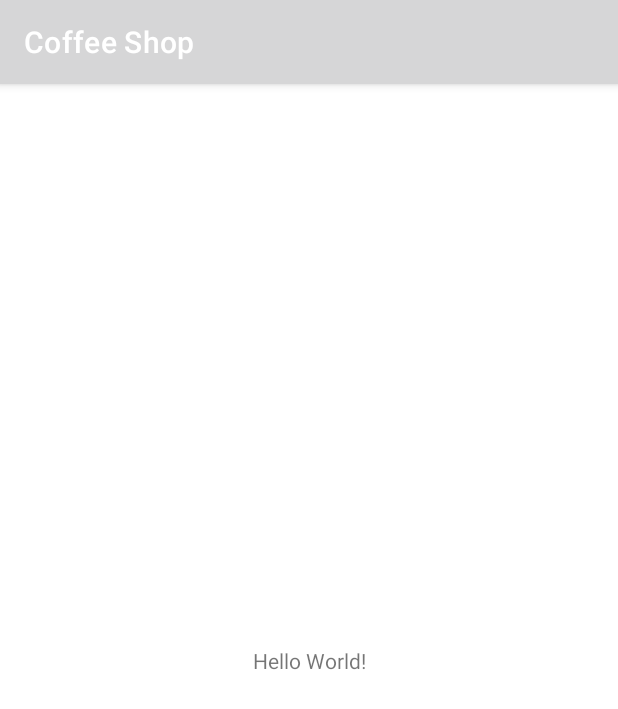
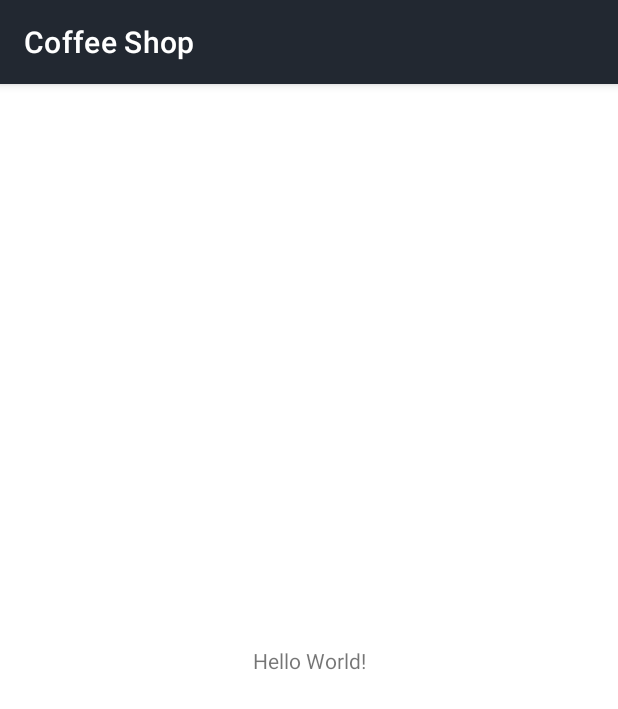
Before and after one commit to temyco/coffee-shop-kotlin, an Android app: the screen it shows after launch (MainActivity), on a phone screen of 412 x 824 dp. Shown: the top 709 px of the screen. Run offline under Robolectric (Android 15) with nearby library versions, the phone set to English and light mode, and no system bars.

Commit message:
Update app theme

```diff
--- a/app/src/main/res/values-night/themes.xml
+++ /dev/null
@@ -1,16 +0,0 @@
-<resources xmlns:tools="http://schemas.android.com/tools">
-    <!-- Base application theme. -->
-    <style name="Theme.CoffeeShop" parent="Theme.MaterialComponents.DayNight.DarkActionBar">
-        <!-- Primary brand color. -->
-        <item name="colorPrimary">@color/purple_200</item>
-        <item name="colorPrimaryVariant">@color/purple_700</item>
-        <item name="colorOnPrimary">@color/black</item>
-        <!-- Secondary brand color. -->
-        <item name="colorSecondary">@color/teal_200</item>
-        <item name="colorSecondaryVariant">@color/teal_200</item>
-        <item name="colorOnSecondary">@color/black</item>
-        <!-- Status bar color. -->
-        <item name="android:statusBarColor" tools:targetApi="l">?attr/colorPrimaryVariant</item>
-        <!-- Customize your theme here. -->
-    </style>
-</resources>
--- a/app/src/main/res/values/colors.xml
+++ b/app/src/main/res/values/colors.xml
@@ -1,5 +1,6 @@
 <?xml version="1.0" encoding="utf-8"?>
 <resources>
+    <color name="black">#000000</color>
     <color name="dark">#222831</color>
     <color name="charcoal_grey">#393e46</color>
     <color name="pale_grey">#f7f9fc</color>
--- a/app/src/main/res/values/themes.xml
+++ b/app/src/main/res/values/themes.xml
@@ -2,13 +2,13 @@
     <!-- Base application theme. -->
     <style name="Theme.CoffeeShop" parent="Theme.MaterialComponents.DayNight.DarkActionBar">
         <!-- Primary brand color. -->
-        <item name="colorPrimary">@color/purple_500</item>
-        <item name="colorPrimaryVariant">@color/purple_700</item>
+        <item name="colorPrimary">@color/dark</item>
+        <item name="colorPrimaryVariant">@color/charcoal_grey</item>
         <item name="colorOnPrimary">@color/white</item>
         <!-- Secondary brand color. -->
-        <item name="colorSecondary">@color/teal_200</item>
-        <item name="colorSecondaryVariant">@color/teal_700</item>
-        <item name="colorOnSecondary">@color/black</item>
+        <item name="colorSecondary">@color/pale_grey</item>
+        <item name="colorSecondaryVariant">@color/white</item>
+        <item name="colorOnSecondary">@color/dark</item>
         <!-- Status bar color. -->
         <item name="android:statusBarColor" tools:targetApi="l">?attr/colorPrimaryVariant</item>
         <!-- Customize your theme here. -->
```
